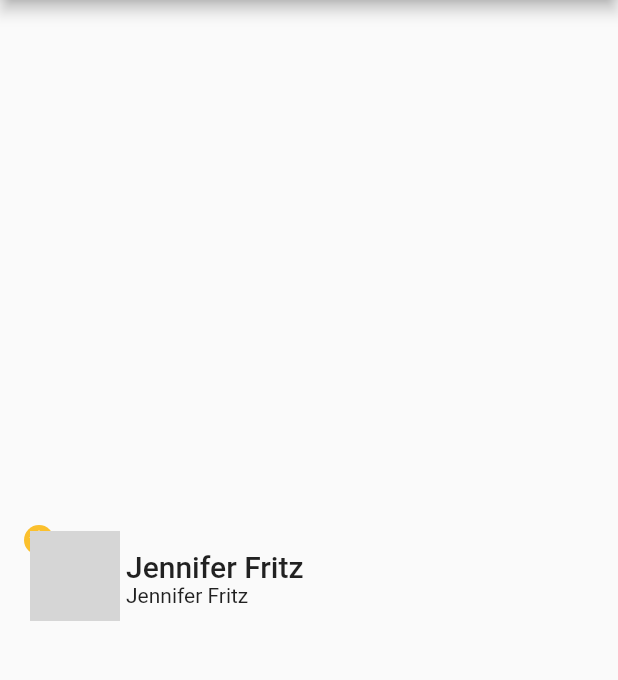
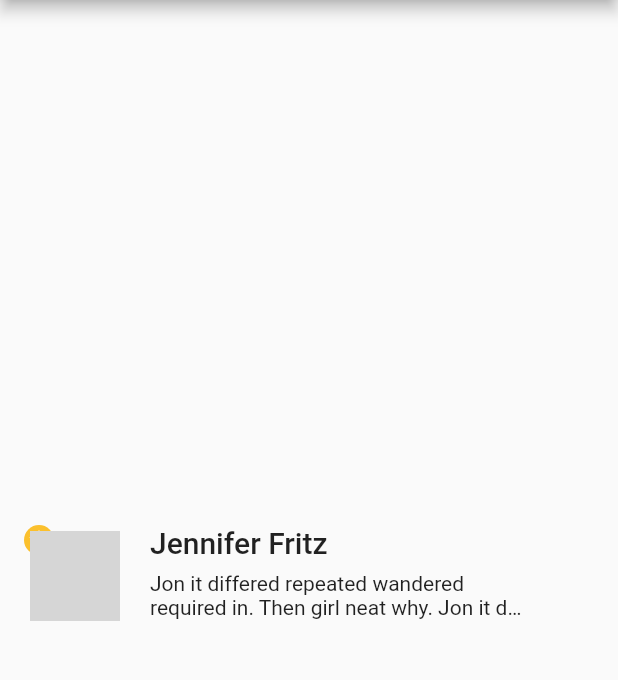
Before and after one commit to dan7sc/flutter-contact-list, a Flutter app: the screen it shows after launch, on a phone screen of 412 x 824 dp, the part 84-764 px from its top. Run offline on Flutter 3.47's test engine with Material 2 defaults, Android fonts, the phone set to English and light mode, and no system bars; network calls fail; grey boxes are pictures that could not be loaded.

Commit message:
Format contact description

```diff
--- a/lib/main.dart
+++ b/lib/main.dart
@@ -66,7 +66,7 @@ class _MyHomePageState extends State<MyHomePage> {
             crossAxisAlignment: CrossAxisAlignment.start,
             children: [
               Padding(
-                padding: const EdgeInsets.only(left: 16.0),
+                padding: const EdgeInsets.all(16.0),
                 child: Container(
                   child: Stack(
                     children: [
@@ -140,7 +140,26 @@ class _MyHomePageState extends State<MyHomePage> {
                         fontWeight: FontWeight. w500,
                       ),
                     ),
-                    Text("Jennifer Fritz"),
+                    SizedBox(
+                      height: 8.0,
+                    ),
+                    Container(
+                      width: 250,
+                      child: Flex(
+                        direction: Axis.vertical,
+                        mainAxisSize: MainAxisSize.min,
+                        children: [
+                          Flexible(
+                            child: Text(
+                              "Jon it differed repeated wandered required in. Then girl neat why. Jon it differed repeated wandered required in. Then girl neat why",
+                              softWrap: true,
+                              maxLines: 2,
+                              overflow: TextOverflow.ellipsis,
+                            ),
+                          ),
+                        ],
+                      ),
+                    ),
                   ],
                 ),
               ),
```
